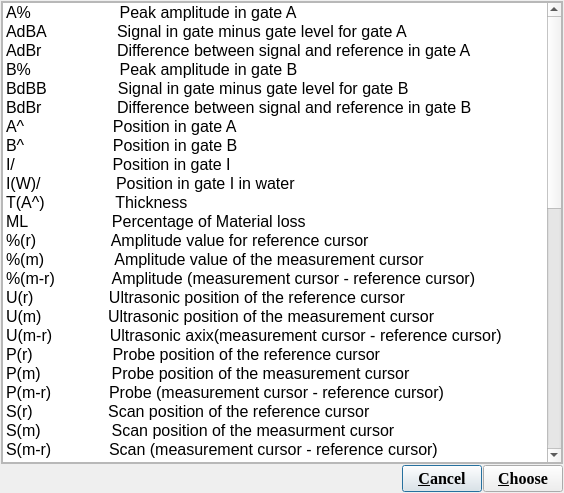
This is ui/measure_bar/measure_dialog.ui in 15903016222/Voice as Qt 5 draws it before an edit. The edited form follows.
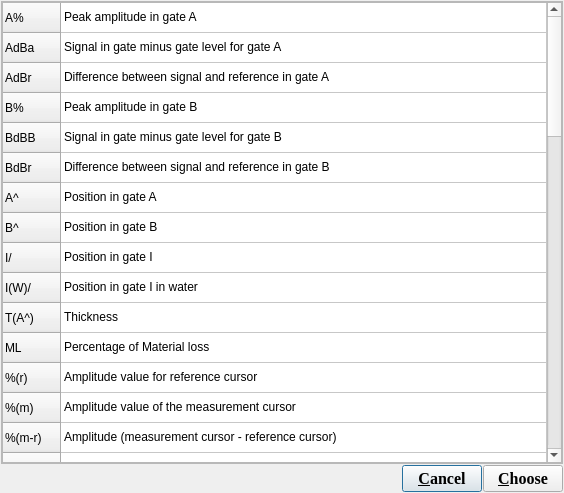
This is the edited form.

Commit message: Modified: MeasureDialog使用QTableWidget实现

The edit to the form file:
```diff
--- a/ui/measure_bar/measure_dialog.ui
+++ b/ui/measure_bar/measure_dialog.ui
@@ -60,312 +60,571 @@
         <number>0</number>
        </property>
        <item>
-        <widget class="QListWidget" name="listWidget">
-         <property name="font">
-          <font>
-           <pointsize>12</pointsize>
-          </font>
-         </property>
-         <property name="cursor" stdset="0">
-          <cursorShape>ArrowCursor</cursorShape>
-         </property>
-         <property name="styleSheet">
-          <string notr="true">QListWidget{outline: 0px;}
-
-QListWidget::item{
-    background-color: rgba(0, 0, 0, 0);
-    color: black;
-}
-
-QListWidget::item:Selected{
-    border: 1px solid rgba(180, 180, 180, 255);
-    background-color: rgba(85, 175, 255, 80);
-    color: red;
-}</string>
-         </property>
-         <property name="lineWidth">
-          <number>1</number>
-         </property>
+        <widget class="QTableWidget" name="tableWidget">
          <property name="editTriggers">
           <set>QAbstractItemView::NoEditTriggers</set>
          </property>
-         <property name="spacing">
-          <number>1</number>
+         <property name="showGrid">
+          <bool>true</bool>
          </property>
-         <property name="viewMode">
-          <enum>QListView::ListMode</enum>
+         <property name="wordWrap">
+          <bool>true</bool>
          </property>
-         <property name="selectionRectVisible">
+         <property name="cornerButtonEnabled">
+          <bool>true</bool>
+         </property>
+         <attribute name="horizontalHeaderVisible">
           <bool>false</bool>
-         </property>
-         <item>
+         </attribute>
+         <attribute name="horizontalHeaderStretchLastSection">
+          <bool>true</bool>
+         </attribute>
+         <attribute name="verticalHeaderVisible">
+          <bool>true</bool>
+         </attribute>
+         <row>
           <property name="text">
-           <string>A%                    Peak amplitude in gate A</string>
+           <string>A%</string>
           </property>
+         </row>
+         <row>
+          <property name="text">
+           <string>AdBa</string>
+          </property>
+         </row>
+         <row>
+          <property name="text">
+           <string>AdBr</string>
+          </property>
+         </row>
+         <row>
+          <property name="text">
+           <string>B%</string>
+          </property>
+         </row>
+         <row>
+          <property name="text">
+           <string>BdBB</string>
+          </property>
+         </row>
+         <row>
+          <property name="text">
+           <string>BdBr</string>
+          </property>
+         </row>
+         <row>
+          <property name="text">
+           <string>A^</string>
+          </property>
+         </row>
+         <row>
+          <property name="text">
+           <string>B^</string>
+          </property>
+         </row>
+         <row>
+          <property name="text">
+           <string>I/</string>
+          </property>
+         </row>
+         <row>
+          <property name="text">
+           <string>I(W)/</string>
+          </property>
+         </row>
+         <row>
+          <property name="text">
+           <string>T(A^)</string>
+          </property>
+         </row>
+         <row>
+          <property name="text">
+           <string>ML</string>
+          </property>
+         </row>
+         <row>
+          <property name="text">
+           <string>%(r)</string>
+          </property>
+         </row>
+         <row>
+          <property name="text">
+           <string>%(m)</string>
+          </property>
+         </row>
+         <row>
+          <property name="text">
+           <string>%(m-r)</string>
+          </property>
+         </row>
+         <row>
+          <property name="text">
+           <string>U(r)</string>
+          </property>
+         </row>
+         <row>
+          <property name="text">
+           <string>U(m)</string>
+          </property>
+         </row>
+         <row>
+          <property name="text">
+           <string>U(m-r)</string>
+          </property>
+         </row>
+         <row>
+          <property name="text">
+           <string>P(r)</string>
+          </property>
+         </row>
+         <row>
+          <property name="text">
+           <string>P(m)</string>
+          </property>
+         </row>
+         <row>
+          <property name="text">
+           <string>P(m-r)</string>
+          </property>
+         </row>
+         <row>
+          <property name="text">
+           <string>S(r)</string>
+          </property>
+         </row>
+         <row>
+          <property name="text">
+           <string>S(m)</string>
+          </property>
+         </row>
+         <row>
+          <property name="text">
+           <string>S(m-r)</string>
+          </property>
+         </row>
+         <row>
+          <property name="text">
+           <string>I(r)</string>
+          </property>
+         </row>
+         <row>
+          <property name="text">
+           <string>I(m)</string>
+          </property>
+         </row>
+         <row>
+          <property name="text">
+           <string>I(m-r)</string>
+          </property>
+         </row>
+         <row>
+          <property name="text">
+           <string>RA^</string>
+          </property>
+         </row>
+         <row>
+          <property name="text">
+           <string>RB^</string>
+          </property>
+         </row>
+         <row>
+          <property name="text">
+           <string>PA^</string>
+          </property>
+         </row>
+         <row>
+          <property name="text">
+           <string>PB^</string>
+          </property>
+         </row>
+         <row>
+          <property name="text">
+           <string>DA^</string>
+          </property>
+         </row>
+         <row>
+          <property name="text">
+           <string>DB^</string>
+          </property>
+         </row>
+         <row>
+          <property name="text">
+           <string>SA^</string>
+          </property>
+         </row>
+         <row>
+          <property name="text">
+           <string>SB^</string>
+          </property>
+         </row>
+         <row>
+          <property name="text">
+           <string>ViA^</string>
+          </property>
+         </row>
+         <row>
+          <property name="text">
+           <string>ViB^</string>
+          </property>
+         </row>
+         <row>
+          <property name="text">
+           <string>VsA^</string>
+          </property>
+         </row>
+         <row>
+          <property name="text">
+           <string>VsB^</string>
+          </property>
+         </row>
+         <row>
+          <property name="text">
+           <string>LA^</string>
+          </property>
+         </row>
+         <row>
+          <property name="text">
+           <string>LB^</string>
+          </property>
+         </row>
+         <row>
+          <property name="text">
+           <string>E%</string>
+          </property>
+         </row>
+         <row>
+          <property name="text">
+           <string>AWS-DA</string>
+          </property>
+         </row>
+         <row>
+          <property name="text">
+           <string>AWS-DB</string>
+          </property>
+         </row>
+         <row>
+          <property name="text">
+           <string>AWS-DC</string>
+          </property>
+         </row>
+         <row>
+          <property name="text">
+           <string>AWS-DD</string>
+          </property>
+         </row>
+         <row>
+          <property name="text">
+           <string>AWS-D45</string>
+          </property>
+         </row>
+         <row>
+          <property name="text">
+           <string>AWS-D60</string>
+          </property>
+         </row>
+         <row>
+          <property name="text">
+           <string>AWS-D70</string>
+          </property>
+         </row>
+         <row>
+          <property name="text">
+           <string>AWS-D</string>
+          </property>
+         </row>
+         <row>
+          <property name="text">
+           <string>T-D(r)</string>
+          </property>
+         </row>
+         <row>
+          <property name="text">
+           <string>T-D(m)</string>
+          </property>
+         </row>
+         <row>
+          <property name="text">
+           <string>T-S(m-r)</string>
+          </property>
+         </row>
+         <row>
+          <property name="text">
+           <string>T-D(m-r)</string>
+          </property>
+         </row>
+         <column>
+          <property name="text">
+           <string>Explain</string>
+          </property>
+         </column>
+         <item row="0" column="0">
+          <property name="text">
+           <string>Peak amplitude in gate A</string>
+          </property>
          </item>
-         <item>
+         <item row="1" column="0">
           <property name="text">
-           <string>AdBA                Signal in gate minus gate level for gate A</string>
+           <string>Signal in gate minus gate level for gate A</string>
           </property>
          </item>
-         <item>
+         <item row="2" column="0">
           <property name="text">
-           <string>AdBr                 Difference between signal and reference in gate A</string>
+           <string>Difference between signal and reference in gate A</string>
           </property>
          </item>
-         <item>
+         <item row="3" column="0">
           <property name="text">
-           <string>B%                    Peak amplitude in gate B</string>
+           <string>Peak amplitude in gate B</string>
           </property>
          </item>
-         <item>
+         <item row="4" column="0">
           <property name="text">
-           <string>BdBB                Signal in gate minus gate level for gate B</string>
+           <string>Signal in gate minus gate level for gate B</string>
           </property>
          </item>
-         <item>
+         <item row="5" column="0">
           <property name="text">
-           <string>BdBr                 Difference between signal and reference in gate B</string>
+           <string>Difference between signal and reference in gate B</string>
           </property>
          </item>
-         <item>
+         <item row="6" column="0">
           <property name="text">
-           <string>A^                    Position in gate A</string>
+           <string>Position in gate A</string>
           </property>
          </item>
-         <item>
+         <item row="7" column="0">
           <property name="text">
-           <string>B^                    Position in gate B</string>
+           <string>Position in gate B</string>
           </property>
          </item>
-         <item>
+         <item row="8" column="0">
           <property name="text">
-           <string>I/                      Position in gate I</string>
+           <string>Position in gate I</string>
           </property>
          </item>
-         <item>
+         <item row="9" column="0">
           <property name="text">
-           <string>I(W)/                 Position in gate I in water</string>
+           <string>Position in gate I in water</string>
           </property>
          </item>
-         <item>
+         <item row="10" column="0">
           <property name="text">
-           <string>T(A^)                Thickness</string>
+           <string>Thickness</string>
           </property>
          </item>
-         <item>
+         <item row="11" column="0">
           <property name="text">
-           <string>ML                   Percentage of Material loss</string>
+           <string>Percentage of Material loss</string>
           </property>
          </item>
-         <item>
+         <item row="12" column="0">
           <property name="text">
-           <string>%(r)                 Amplitude value for reference cursor</string>
+           <string>Amplitude value for reference cursor</string>
           </property>
          </item>
-         <item>
+         <item row="13" column="0">
           <property name="text">
-           <string>%(m)                Amplitude value of the measurement cursor</string>
+           <string>Amplitude value of the measurement cursor</string>
           </property>
          </item>
-         <item>
+         <item row="14" column="0">
           <property name="text">
-           <string>%(m-r)             Amplitude (measurement cursor - reference cursor)</string>
+           <string>Amplitude (measurement cursor - reference cursor)</string>
           </property>
          </item>
-         <item>
+         <item row="15" column="0">
           <property name="text">
-           <string>U(r)                 Ultrasonic position of the reference cursor</string>
+           <string>Ultrasonic position of the reference cursor</string>
           </property>
          </item>
-         <item>
+         <item row="16" column="0">
           <property name="text">
-           <string>U(m)               Ultrasonic position of the measurement cursor</string>
+           <string>Ultrasonic position of the measurement cursor</string>
           </property>
          </item>
-         <item>
+         <item row="17" column="0">
           <property name="text">
-           <string>U(m-r)             Ultrasonic axix(measurement cursor - reference cursor)</string>
+           <string>Ultrasonic axix(measurement cursor - reference cursor)</string>
           </property>
          </item>
-         <item>
+         <item row="18" column="0">
           <property name="text">
-           <string>P(r)                  Probe position of the reference cursor</string>
+           <string>Probe position of the reference cursor</string>
           </property>
          </item>
-         <item>
+         <item row="19" column="0">
           <property name="text">
-           <string>P(m)                Probe position of the measurement cursor</string>
+           <string>Probe position of the measurement cursor</string>
           </property>
          </item>
-         <item>
+         <item row="20" column="0">
           <property name="text">
-           <string>P(m-r)             Probe (measurement cursor - reference cursor)</string>
+           <string>Probe (measurement cursor - reference cursor)</string>
           </property>
          </item>
-         <item>
+         <item row="21" column="0">
           <property name="text">
-           <string>S(r)                 Scan position of the reference cursor</string>
+           <string>Scan position of the reference cursor</string>
           </property>
          </item>
-         <item>
+         <item row="22" column="0">
           <property name="text">
-           <string>S(m)                Scan position of the measurment cursor</string>
+           <string>Scan position of the measurment cursor</string>
           </property>
          </item>
-         <item>
+         <item row="23" column="0">
           <property name="text">
-           <string>S(m-r)             Scan (measurement cursor - reference cursor)</string>
+           <string>Scan (measurement cursor - reference cursor)</string>
           </property>
          </item>
-         <item>
+         <item row="24" column="0">
           <property name="text">
-           <string>I(r)                  Index position of the reference cursor</string>
+           <string>Index position of the reference cursor</string>
           </property>
          </item>
-         <item>
+         <item row="25" column="0">
           <property name="text">
-           <string>I(m)                Index position of the measurement cursor</string>
+           <string>Index position of the measurement cursor</string>
           </property>
          </item>
-         <item>
+         <item row="26" column="0">
           <property name="text">
-           <string>I(m-r)              Index axis(measurement cursor - reference cursor)</string>
+           <string>Index axis(measurement cursor - reference cursor)</string>
           </property>
          </item>
-         <item>
+         <item row="27" column="0">
           <property name="text">
-           <string>RA^                Reference point to the indication in gate A</string>
+           <string>Reference point to the indication in gate A</string>
           </property>
          </item>
-         <item>
+         <item row="28" column="0">
           <property name="text">
-           <string>RB^                Reference point to the indication in gate B</string>
+           <string>Reference point to the indication in gate B</string>
           </property>
          </item>
-         <item>
+         <item row="29" column="0">
           <property name="text">
-           <string>PA^                Probe front face to the indication in gate A</string>
+           <string>Probe front face to the indication in gate A</string>
           </property>
          </item>
-         <item>
+         <item row="30" column="0">
           <property name="text">
-           <string>PB^                Probe front face to the indication in gate B</string>
+           <string>Probe front face to the indication in gate B</string>
           </property>
          </item>
-         <item>
+         <item row="31" column="0">
           <property name="text">
-           <string>DA^               Depth of the indication in gate A</string>
+           <string>Depth of the indication in gate A</string>
           </property>
          </item>
-         <item>
+         <item row="32" column="0">
           <property name="text">
-           <string>DB^               Depth of the indication in gate B</string>
+           <string>Depth of the indication in gate B</string>
           </property>
          </item>
-         <item>
+         <item row="33" column="0">
           <property name="text">
-           <string>SA^               Sound path of the indication in gate A</string>
+           <string>Sound path of the indication in gate A</string>
           </property>
          </item>
-         <item>
+         <item row="34" column="0">
           <property name="text">
-           <string>SB^               Sound path of the indication in gate B</string>
+           <string>Sound path of the indication in gate B</string>
           </property>
          </item>
-         <item>
+         <item row="35" column="0">
           <property name="text">
-           <string>ViA^              Volumetric position in gate A on the index axis</string>
+           <string>Volumetric position in gate A on the index axis</string>
           </property>
          </item>
-         <item>
+         <item row="36" column="0">
           <property name="text">
-           <string>ViB^              Volumetric position in gate B on the index axis</string>
+           <string>Volumetric position in gate B on the index axis</string>
           </property>
          </item>
-         <item>
+         <item row="37" column="0">
           <property name="text">
-           <string>VsA^             Volumetric position in gate A on the scan axis</string>
+           <string>Volumetric position in gate A on the scan axis</string>
           </property>
          </item>
-         <item>
+         <item row="38" column="0">
           <property name="text">
-           <string>VsB^             Volumetric position in gate B on the scan axis</string>
+           <string>Volumetric position in gate B on the scan axis</string>
           </property>
          </item>
-         <item>
+         <item row="39" column="0">
           <property name="text">
-           <string>LA^               Leg(skip)of the indication in gate A</string>
+           <string>Leg(skip)of the indication in gate A</string>
           </property>
          </item>
-         <item>
+         <item row="40" column="0">
           <property name="text">
-           <string>LB^               Leg(skip)of the indication in gate B</string>
+           <string>Leg(skip)of the indication in gate B</string>
           </property>
          </item>
-         <item>
+         <item row="41" column="0">
           <property name="text">
-           <string>E%                Peak amplitude of the envelop in gate A</string>
+           <string>Peak amplitude of the envelop in gate A</string>
           </property>
          </item>
-         <item>
+         <item row="42" column="0">
           <property name="text">
-           <string>AWS-DA        Indication level for AWS-D1.5A</string>
+           <string>Indication level for AWS-D1.5A</string>
           </property>
          </item>
-         <item>
+         <item row="43" column="0">
           <property name="text">
-           <string>AWS-DB        Zero reference  level for AWS-D1.5B</string>
+           <string>Zero reference  level for AWS-D1.5B</string>
           </property>
          </item>
-         <item>
+         <item row="44" column="0">
           <property name="text">
-           <string>AWS-DC        Attenuation factor for AWS-D1.5 C</string>
+           <string>Attenuation factor for AWS-D1.5 C</string>
           </property>
          </item>
-         <item>
+         <item row="45" column="0">
           <property name="text">
-           <string>AWS-DD        Indication rating for AWS-D1.5D</string>
+           <string>Indication rating for AWS-D1.5D</string>
           </property>
          </item>
-         <item>
+         <item row="46" column="0">
           <property name="text">
-           <string>AWS-D45       Discontinuity severity class for AWS-D1.5 45</string>
+           <string>Discontinuity severity class for AWS-D1.5 45</string>
           </property>
          </item>
-         <item>
+         <item row="47" column="0">
           <property name="text">
-           <string>AWS-D60       Discontinuity severity class for AWS-D1.5 60</string>
+           <string>Discontinuity severity class for AWS-D1.5 60</string>
           </property>
          </item>
-         <item>
+         <item row="48" column="0">
           <property name="text">
-           <string>AWS-D70       Discontinuity severity class for AWS-D1.5 70</string>
+           <string>Discontinuity severity class for AWS-D1.5 70</string>
           </property>
          </item>
-         <item>
+         <item row="49" column="0">
           <property name="text">
-           <string>AWS-D          CL Discontinuity severity class for AWS-D1.5</string>
+           <string>CL Discontinuity severity class for AWS-D1.5</string>
           </property>
          </item>
-         <item>
+         <item row="50" column="0">
           <property name="text">
-           <string>T-D(r)            TOFD Ultrasonic Axis Reference Cursor Depth</string>
+           <string>TOFD Ultrasonic Axis Reference Cursor Depth</string>
           </property>
          </item>
-         <item>
+         <item row="51" column="0">
           <property name="text">
-           <string>T-D(m)           TOFD Ultrasonic Axis Measure Cursor Depth</string>
+           <string>TOFD Ultrasonic Axis Measure Cursor Depth</string>
           </property>
          </item>
-         <item>
+         <item row="52" column="0">
           <property name="text">
-           <string>T-S(m-r)         TOFD Scan Axis Cursor Space</string>
+           <string>TOFD Scan Axis Cursor Space</string>
           </property>
          </item>
-         <item>
+         <item row="53" column="0">
           <property name="text">
-           <string>T-D(m-r)         TOFD Ultrasonic Axis Cursor Height</string>
+           <string>TOFD Ultrasonic Axis Cursor Height</string>
           </property>
          </item>
         </widget>
```
Left out of the diff: 4 changed lines with no effect on the pictures. The commit also changes 2 other files.
